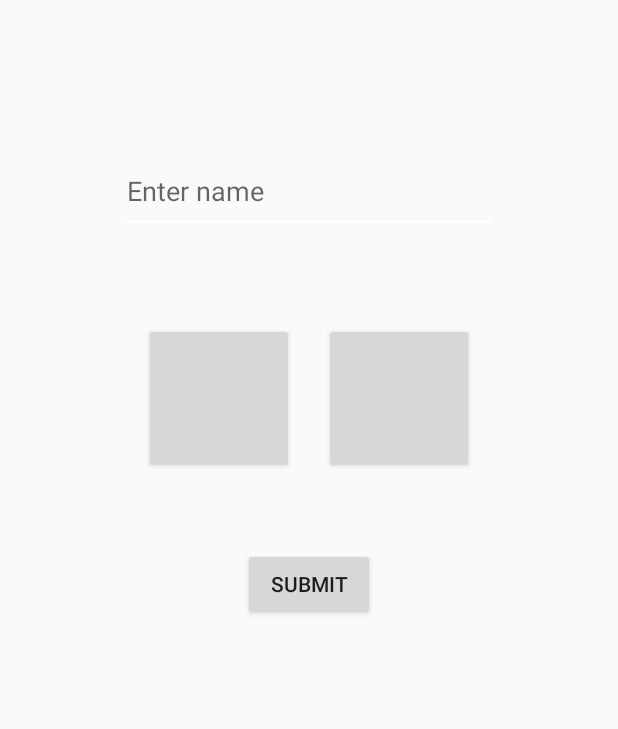
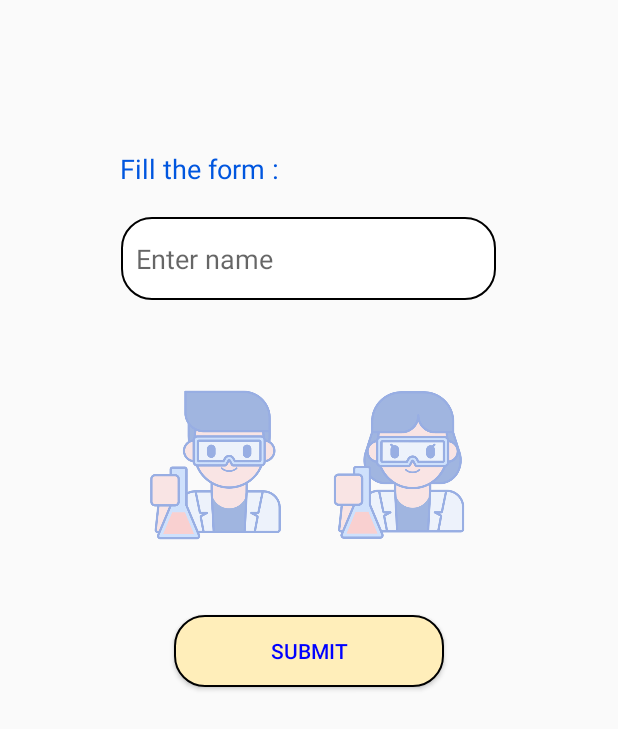
Before and after one commit to aryan2121/CoachingDhundho, an Android app: the DetailsPhoneLogin screen opened directly, with no data from a screen before it, on a phone screen of 412 x 824 dp. Shown: the top 729 px of the screen. Run offline under Robolectric (Android 15) with nearby library versions, the phone set to English and light mode, and no system bars; our stand-ins replace Firebase (no records; nobody signed in at launch, a user with empty details on screens opened directly).

```diff
--- a/app/src/main/java/com/errorfoundteam/nist/coachingdhundho/homeFragment.kt
+++ b/app/src/main/java/com/errorfoundteam/nist/coachingdhundho/homeFragment.kt
@@ -28,8 +28,6 @@ import kotlin.coroutines.coroutineContext
 import kotlin.random.Random
 
 class homeFragment : Fragment() {
-
-
 
     override fun onResume() {
         super.onResume()
@@ -74,11 +72,11 @@ class homeFragment : Fragment() {
         val intent = Intent(context, openInstitute::class.java)
 
         Toast.makeText(context,"This is Home Activity",Toast.LENGTH_SHORT).show()
-        val ref = FirebaseDatabase.getInstance().getReference("/Institutes/").orderByPriority()
+        val ref = FirebaseDatabase.getInstance().getReference("/Institutes/")
         ref.addValueEventListener(object : ValueEventListener {
 
             override fun onCancelled(p0: DatabaseError) {
-                Toast.makeText(context,"Sorry Some Error Occurs",Toast.LENGTH_SHORT).show()
+                Toast.makeText(context,"Sorry Some Error occured",Toast.LENGTH_SHORT).show()
             }
 
 
--- a/app/src/main/java/com/errorfoundteam/nist/coachingdhundho/loginpage.kt
+++ b/app/src/main/java/com/errorfoundteam/nist/coachingdhundho/loginpage.kt
@@ -49,7 +49,7 @@ class loginpage : AppCompatActivity(), InternetCheckBroadcast.ConnectionReceiver
 
         val phoneNumber = intent.getStringExtra("phoneNumber")
         mAuth = FirebaseAuth.getInstance()
-        textView4.text = phoneNumber
+        textView4.text = "+91 $phoneNumber"
         verifyPhoneNumber(phoneNumber!!)
 
         //changing statusbar color
@@ -121,8 +121,8 @@ class loginpage : AppCompatActivity(), InternetCheckBroadcast.ConnectionReceiver
                         editText_otp.setText("${credential.smsCode}")
 
                         Toast.makeText(this,"phone number added",Toast.LENGTH_LONG).show()
-                        startActivity(Intent(this,Home0::class.java))
-//                        finish()
+                        startActivity(Intent(this,DetailsPhoneLogin::class.java))
+                        finish()
                     }
                 }
                 .addOnFailureListener {
--- /dev/null
+++ b/app/src/main/res/drawable/button_rounded.xml
@@ -0,0 +1,6 @@
+<?xml version="1.0" encoding="utf-8"?>
+<shape android:shape="rectangle"  xmlns:android="http://schemas.android.com/apk/res/android">
+    <solid android:color="#FFEEBA"/>
+    <corners android:radius="20dp"/>
+    <stroke android:color="@color/black" android:width="1dp"/>
+</shape>
--- /dev/null
+++ b/app/src/main/res/drawable/rounded_edittext.xml
@@ -0,0 +1,6 @@
+<?xml version="1.0" encoding="utf-8"?>
+<shape android:shape="rectangle"  xmlns:android="http://schemas.android.com/apk/res/android">
+    <solid android:color="#FFFFFF"/>
+    <corners android:radius="20dp"/>
+    <stroke android:color="@color/black" android:width="1dp"/>
+</shape>
--- a/app/src/main/res/layout/activity_details_phone_login.xml
+++ b/app/src/main/res/layout/activity_details_phone_login.xml
@@ -8,23 +8,39 @@
     android:orientation="vertical"
     tools:context=".DetailsPhoneLogin">
 
+    <TextView
+        android:layout_width="wrap_content"
+        android:layout_height="wrap_content"
+        android:textColor="@color/blue"
+        android:layout_gravity="left"
+        android:textSize="18sp"
+        android:layout_marginStart="80dp"
+        android:layout_marginTop="100dp"
+        android:text="@string/fill_the_form"/>
+
     <EditText
+        android:id="@+id/name_details_phoneLogin"
         android:layout_width="250dp"
         android:layout_height="55dp"
-        android:hint="Enter name "
         android:layout_gravity="center"
-        android:layout_marginTop="100dp"
-        android:id="@+id/name_details_phoneLogin"/>
+        android:layout_marginTop="20dp"
+        android:background="@drawable/rounded_edittext"
+        android:hint="@string/enter_name"
+        android:paddingStart="10dp"
+        android:paddingEnd="10dp" />
 
     <LinearLayout
         android:layout_marginTop="50dp"
         android:layout_width="wrap_content"
         android:layout_height="wrap_content"
         android:layout_gravity="center">
-    <Button
+      <Button
         android:layout_width="100dp"
         android:layout_height="100dp"
         android:id="@+id/male_details_phoneLogin"
+          android:alpha="0.5"
+          android:background="@drawable/male"
+          android:onClick="onClick"
         android:layout_gravity="center"
         android:layout_margin="10dp"/>
 
@@ -33,14 +49,20 @@
             android:layout_height="100dp"
             android:id="@+id/female_details_phoneLogin"
             android:layout_margin="10dp"
+            android:alpha="0.5"
+            android:onClick="onClick"
+            android:background="@drawable/female"
             android:layout_gravity="center"/>
     </LinearLayout>
 
 
     <Button
-        android:layout_width="wrap_content"
+        android:layout_width="180dp"
         android:layout_height="wrap_content"
-        android:text="Submit"
+        android:text="@string/submit"
+        android:background="@drawable/button_rounded"
+        android:textColor="#0000FF"
+        android:id="@+id/details_phone_submit"
         android:layout_gravity="center"
         android:layout_marginTop="40dp"/>
 
--- a/app/src/main/res/layout/activity_main.xml
+++ b/app/src/main/res/layout/activity_main.xml
@@ -53,9 +53,10 @@
         android:layout_height="44dp"
         android:layout_marginStart="8dp"
         android:layout_marginEnd="8dp"
+        android:inputType="phone"
         android:shadowColor="@color/black"
         android:layout_marginBottom="40dp"
-        android:hint="Enter Phone Number"
+        android:hint="@string/enter_phone_number"
         android:textColor="@color/black"
         app:layout_constraintBottom_toBottomOf="@+id/imageView5"
         app:layout_constraintEnd_toEndOf="parent"
@@ -109,4 +110,6 @@
         app:layout_constraintStart_toStartOf="parent"
         app:layout_constraintTop_toTopOf="parent"
         app:layout_constraintVertical_bias="0.975" />
+
+
 </androidx.constraintlayout.widget.ConstraintLayout>
--- a/app/src/main/res/layout/fragment_profile.xml
+++ b/app/src/main/res/layout/fragment_profile.xml
@@ -34,11 +34,11 @@
         android:textAllCaps="false"/>
 
     <Button
+        android:id="@+id/button_feedback"
         android:layout_width="200dp"
         android:layout_height="wrap_content"
-        android:id="@+id/button_feedback"
         android:text="Feedback"
-        android:textAllCaps="false"/>
+        android:textAllCaps="false" />
 
     <Button
         android:layout_width="200dp"
--- a/app/src/main/res/values/strings.xml
+++ b/app/src/main/res/values/strings.xml
@@ -4,7 +4,6 @@
 
     <string name="facebook_app_id">382863815977332</string>
     <string name="fb_login_protocol_scheme">fb382863815977332</string>
-
 
     <string name="s1">Enter your number here</string>
     <string name="s2">Developed and Designed by</string>
@@ -44,6 +43,10 @@
 
     //filter spinner
     <string name="spinner">Spinner</string>
+    <string name="fill_the_form">Fill the form :</string>
+    <string name="enter_name">Enter name</string>
+    <string name="submit">Submit</string>
+    <string name="enter_phone_number">Enter Phone Number</string>
 
     <string-array name="spinner_array">
 
```
Also changed, not shown: app/src/main/java/com/errorfoundteam/nist/coachingdhundho/DetailsPhoneLogin.kt (+57 -0 lines), app/src/main/java/com/errorfoundteam/nist/coachingdhundho/MainActivity.kt (+24 -3 lines), app/src/main/java/com/errorfoundteam/nist/coachingdhundho/SaveData.kt (+8 -0 lines), app/src/main/res/drawable-mdpi/female.png (added), app/src/main/res/drawable-mdpi/male.png (added).
